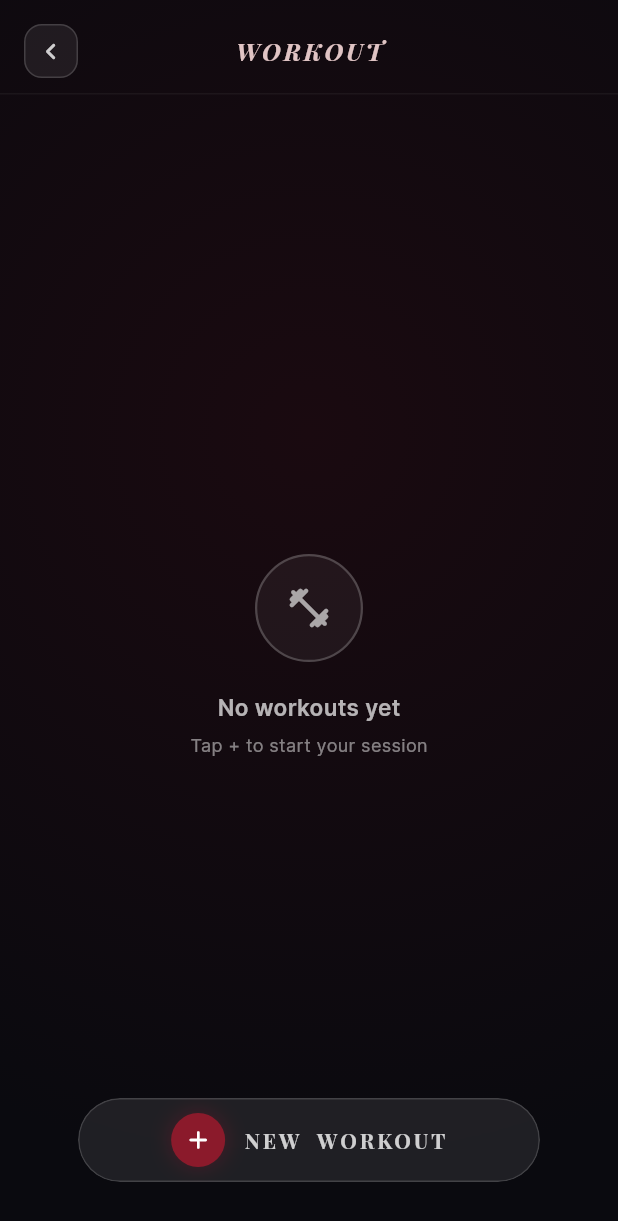
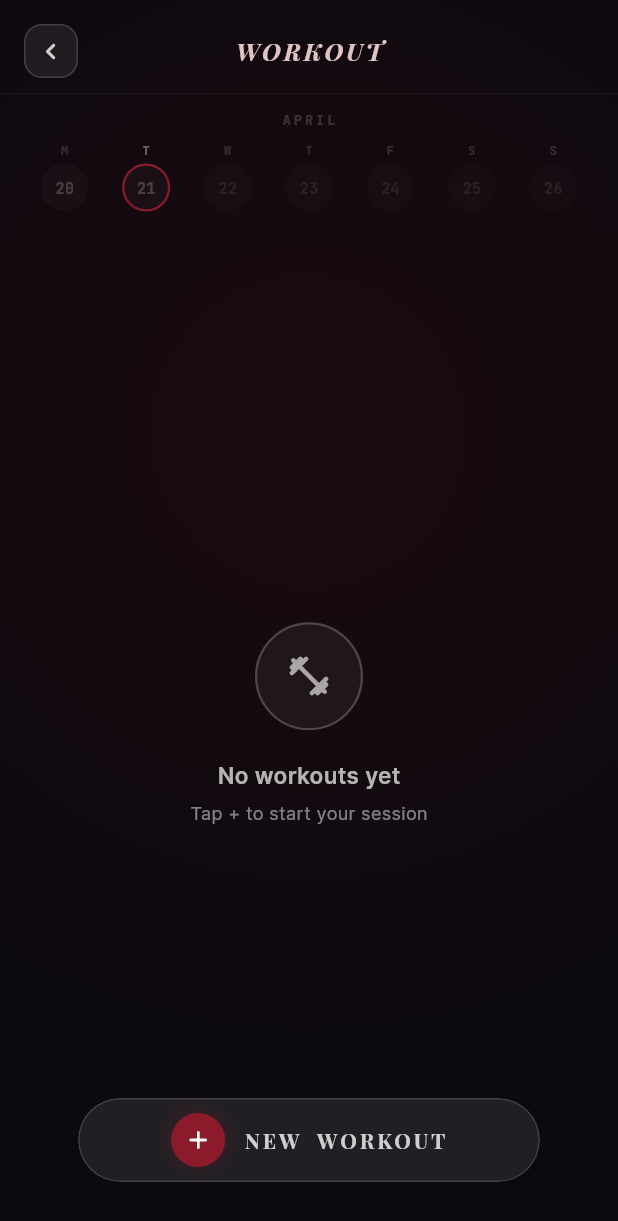
Before and after one commit to hamzayevmaqsud/no_tomorrow, a Flutter app: the WorkoutsScreen screen opened directly, on a phone screen of 412 x 824 dp. Shown: the top 1221 px of the screen. Run offline on Flutter 3.47's test engine with Material 3 defaults, Android fonts, the phone set to English and light mode, and no system bars; our stand-ins replace cloud_firestore, firebase_auth, firebase_core, fl_chart, flutter_animate, google_fonts and 3 more; accounts and stored records are empty; statements that could not run were skipped.

Commit message:
feat: workout — 1kg step, inline prev values, week calendar
- Weight arrows now step by 1kg (was 5)
- Previous performance shown as small gray numbers directly
  under current kg/reps in each set row (per-set history)
- Weekly calendar strip (Mon-Sun) with burgundy dots on
  workout days, today outlined, habits-style layout
- Month label above calendar

Co-Authored-By: Claude Opus 4.6 (1M context) <noreply@anthropic.com>

```diff
--- a/lib/screens/workouts_screen.dart
+++ b/lib/screens/workouts_screen.dart
@@ -147,11 +147,11 @@ class WorkoutStore {
   static int _nextId = 1;
   static String nextId() => '${_nextId++}';
 
-  /// Tracks last used weight/reps per exercise name for "previous performance" display
-  static final Map<String, ({int weight, int reps})> lastPerformance = {};
+  /// Tracks last sets per exercise name (list of weight/reps per set index)
+  static final Map<String, List<({int weight, int reps})>> lastPerformance = {};
 
-  static void recordPerformance(String exerciseName, int weight, int reps) {
-    lastPerformance[exerciseName] = (weight: weight, reps: reps);
+  static void recordExercise(String name, List<SetEntry> sets) {
+    lastPerformance[name] = sets.map((s) => (weight: s.weight, reps: s.reps)).toList();
   }
 }
 
@@ -202,7 +202,7 @@ class _WorkoutsScreenState extends State<WorkoutsScreen> {
     if (exercise.sets[setIndex].done) return;
     HapticFeedback.mediumImpact();
     setState(() => exercise.sets[setIndex].done = true);
-    WorkoutStore.recordPerformance(exercise.name, exercise.sets[setIndex].weight, exercise.sets[setIndex].reps);
+    WorkoutStore.recordExercise(exercise.name, exercise.sets);
     GameState.instance.recordCompletion();
     GameState.instance.addXp(10);
     // Auto-start rest timer
@@ -284,6 +284,9 @@ class _WorkoutsScreenState extends State<WorkoutsScreen> {
           _Header(totalSets: totalSets, doneSets: doneSets),
           const SizedBox(height: 10),
           Container(height: 1, color: Colors.white.withAlpha(12)),
+
+          // Weekly calendar
+          _WeekCalendar(sessions: sessions),
 
           // Rest timer banner
           if (_resting) _RestTimerBanner(
@@ -383,6 +386,93 @@ class _Header extends StatelessWidget {
           )
         else
           const SizedBox(width: 36), // balance
+      ]),
+    );
+  }
+}
+
+// ── Week Calendar ───────────────────────────────────────────────────────────
+
+class _WeekCalendar extends StatelessWidget {
+  final List<WorkoutSession> sessions;
+  const _WeekCalendar({required this.sessions});
+
+  @override
+  Widget build(BuildContext context) {
+    final today = DateTime.now();
+    final monday = today.subtract(Duration(days: today.weekday - 1));
+    final days = List.generate(7, (i) => monday.add(Duration(days: i)));
+    final dayLabels = [
+      t('M', 'П'), t('T', 'В'), t('W', 'С'), t('T', 'Ч'),
+      t('F', 'П'), t('S', 'С'), t('S', 'В'),
+    ];
+    final months = [
+      t('JANUARY','ЯНВАРЬ'),t('FEBRUARY','ФЕВРАЛЬ'),t('MARCH','МАРТ'),
+      t('APRIL','АПРЕЛЬ'),t('MAY','МАЙ'),t('JUNE','ИЮНЬ'),
+      t('JULY','ИЮЛЬ'),t('AUGUST','АВГУСТ'),t('SEPTEMBER','СЕНТЯБРЬ'),
+      t('OCTOBER','ОКТЯБРЬ'),t('NOVEMBER','НОЯБРЬ'),t('DECEMBER','ДЕКАБРЬ'),
+    ];
+
+    // Find which days had workouts
+    Set<int> workoutDays = {};
+    for (final s in sessions) {
+      if (s.date.isAfter(monday.subtract(const Duration(days: 1))) &&
+          s.date.isBefore(monday.add(const Duration(days: 7)))) {
+        workoutDays.add(s.date.weekday);
+      }
+    }
+
+    return Padding(
+      padding: const EdgeInsets.fromLTRB(16, 10, 16, 6),
+      child: Column(children: [
+        // Month label
+        Text(months[today.month - 1],
+          style: GoogleFonts.jetBrainsMono(
+            fontSize: 9, fontWeight: FontWeight.w700,
+            letterSpacing: 2, color: Colors.white.withAlpha(40))),
+        const SizedBox(height: 8),
+        // Days row
+        Row(children: List.generate(7, (i) {
+          final d = days[i];
+          final isToday = d.day == today.day && d.month == today.month;
+          final hadWorkout = workoutDays.contains(d.weekday);
+          final isFuture = d.isAfter(today);
+
+          return Expanded(child: Column(children: [
+            Text(dayLabels[i], style: GoogleFonts.jetBrainsMono(
+              fontSize: 8, fontWeight: FontWeight.w600,
+              color: Colors.white.withAlpha(isToday ? 100 : 35))),
+            const SizedBox(height: 4),
+            Container(
+              width: 32, height: 32,
+              decoration: BoxDecoration(
+                shape: BoxShape.circle,
+                color: hadWorkout
+                    ? _kBordo.withAlpha(isToday ? 80 : 50)
+                    : Colors.white.withAlpha(isFuture ? 3 : 6),
+                border: isToday
+                    ? Border.all(color: _kBordo, width: 1.5)
+                    : null,
+              ),
+              child: Center(child: Text('${d.day}',
+                style: GoogleFonts.jetBrainsMono(
+                  fontSize: 10, fontWeight: FontWeight.w700,
+                  color: hadWorkout
+                      ? Colors.white.withAlpha(220)
+                      : Colors.white.withAlpha(isFuture ? 20 : 50)))),
+            ),
+            const SizedBox(height: 3),
+            if (hadWorkout)
+              Container(width: 4, height: 4,
+                decoration: BoxDecoration(
+                  shape: BoxShape.circle,
+                  color: _kBordo,
+                  boxShadow: [BoxShadow(color: _kBordo.withAlpha(120), blurRadius: 4)],
+                ))
+            else
+              const SizedBox(height: 4),
+          ]));
+        })),
       ]),
     );
   }
@@ -618,15 +708,7 @@ class _ExerciseCard extends StatelessWidget {
           GestureDetector(onTap: onDelete,
             child: Icon(Icons.close_rounded, size: 13, color: Colors.white.withAlpha(50))),
         ]),
-        if (WorkoutStore.lastPerformance.containsKey(exercise.name)) ...[
-          const SizedBox(height: 4),
-          Row(children: [
-            Icon(Icons.history_rounded, size: 12, color: Colors.white.withAlpha(40)),
-            const SizedBox(width: 4),
-            Text('${t('Last', 'Пред')}: ${WorkoutStore.lastPerformance[exercise.name]!.weight}kg \u00d7 ${WorkoutStore.lastPerformance[exercise.name]!.reps}',
-              style: GoogleFonts.jetBrainsMono(fontSize: 9, fontWeight: FontWeight.w600, color: Colors.white.withAlpha(40))),
-          ]),
-        ],
+        // Previous performance is shown inline per set row
         const SizedBox(height: 10),
 
         // Sets header
@@ -657,19 +739,26 @@ class _ExerciseCard extends StatelessWidget {
                   fontSize: 12, fontWeight: FontWeight.w700,
                   color: s.done ? _kBordo : Colors.white.withAlpha(100)))),
               Expanded(child: Center(
-                child: Row(mainAxisSize: MainAxisSize.min, children: [
-                  GestureDetector(onTap: s.done ? null : () => onChangeWeight(i, -5),
+                child: Column(mainAxisSize: MainAxisSize.min, children: [
+                  Row(mainAxisSize: MainAxisSize.min, children: [
+                    GestureDetector(onTap: s.done ? null : () => onChangeWeight(i, -1),
                       child: Icon(Icons.chevron_left_rounded, size: 16, color: Colors.white.withAlpha(60))),
                     const SizedBox(width: 4),
                     Text('${s.weight}', style: GoogleFonts.jetBrainsMono(
                       fontSize: 14, fontWeight: FontWeight.w700,
                       color: s.done ? Colors.white.withAlpha(100) : Colors.white)),
                     const SizedBox(width: 4),
-                  GestureDetector(onTap: s.done ? null : () => onChangeWeight(i, 5),
+                    GestureDetector(onTap: s.done ? null : () => onChangeWeight(i, 1),
                       child: Icon(Icons.chevron_right_rounded, size: 16, color: Colors.white.withAlpha(60))),
+                  ]),
+                  if (_prevForSet(exercise.name, i) != null)
+                    Text('${_prevForSet(exercise.name, i)!.weight}',
+                      style: GoogleFonts.jetBrainsMono(
+                        fontSize: 9, color: Colors.white.withAlpha(30))),
                 ]))),
               Expanded(child: Center(
-                child: Row(mainAxisSize: MainAxisSize.min, children: [
+                child: Column(mainAxisSize: MainAxisSize.min, children: [
+                  Row(mainAxisSize: MainAxisSize.min, children: [
                     GestureDetector(onTap: s.done ? null : () => onChangeReps(i, -1),
                       child: Icon(Icons.chevron_left_rounded, size: 16, color: Colors.white.withAlpha(60))),
                     const SizedBox(width: 4),
@@ -679,6 +768,11 @@ class _ExerciseCard extends StatelessWidget {
                     const SizedBox(width: 4),
                     GestureDetector(onTap: s.done ? null : () => onChangeReps(i, 1),
                       child: Icon(Icons.chevron_right_rounded, size: 16, color: Colors.white.withAlpha(60))),
+                  ]),
+                  if (_prevForSet(exercise.name, i) != null)
+                    Text('${_prevForSet(exercise.name, i)!.reps}',
+                      style: GoogleFonts.jetBrainsMono(
+                        fontSize: 9, color: Colors.white.withAlpha(30))),
                 ]))),
               SizedBox(width: 44,
                 child: GestureDetector(
@@ -726,6 +820,12 @@ class _ExerciseCard extends StatelessWidget {
         ),
       ]),
     );
+  }
+
+  ({int weight, int reps})? _prevForSet(String name, int setIndex) {
+    final prev = WorkoutStore.lastPerformance[name];
+    if (prev == null || setIndex >= prev.length) return null;
+    return prev[setIndex];
   }
 
   TextStyle _headerStyle() => GoogleFonts.jetBrainsMono(
```
Lines whose indentation alone changed are shown as unchanged.
